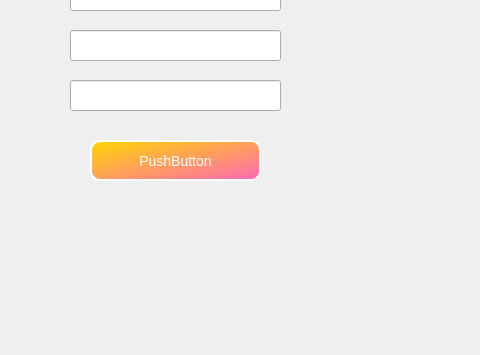
First picture: the form in 3_Solution/Client/DummyChefInterface/resetpassworddialog.ui, repository CiocAlexandru/2025_CAM_DummyChef, before the edit; both pictures show x 0 to 480 and y 420 to 775 of the 1149 by 775 pixel window.
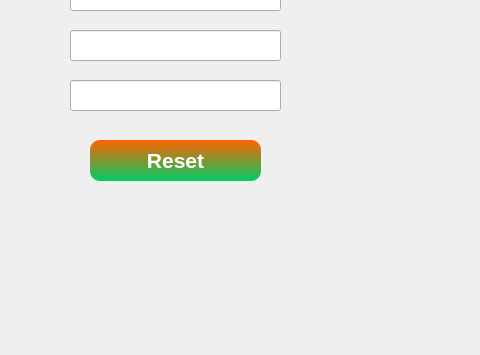
Second picture: the form after the edit.

```diff
--- a/3_Solution/Client/DummyChefInterface/resetpassworddialog.ui
+++ b/3_Solution/Client/DummyChefInterface/resetpassworddialog.ui
@@ -54,12 +54,15 @@
    </property>
    <property name="styleSheet">
     <string notr="true">QPushButton {
-    background: qlineargradient(x1:0, y1:0, x2:1, y2:1, stop:0 #FFD700, stop:1 #FF69B4); /* Gradient galben (#FFD700) spre roz (#FF69B4) */
-    color: white; /* Text alb pentru contrast */
-    border: 2px solid #FFFFFF; /* Bordură albă */
-    border-radius: 10px; /* Colțuri rotunjite */
-    padding: 8px; /* Spațiu interior */
-    font-size: 14px; /* Mărime font (poate fi ajustată și din proprietatea font) */
+    background: qlineargradient(x1:0, y1:0, x2:0, y2:1, stop:0 #FF6200, stop:1 #00CC66);
+    color: #FFFFFF;
+    border-radius: 10px;
+    border: none;
+    padding: 5px;
+    font-family: &quot;Poppins&quot;;
+    font-size: 16pt;
+    font-weight: 600;
+    box-shadow: 2px 2px 5px rgba(0, 0, 0, 0.3);
 }
 
 QPushButton:hover {
@@ -71,7 +74,7 @@
 }</string>
    </property>
    <property name="text">
-    <string>PushButton</string>
+    <string>Reset</string>
    </property>
   </widget>
  </widget>
```
Left out of the diff: 6 changed lines with no effect on the pictures.
